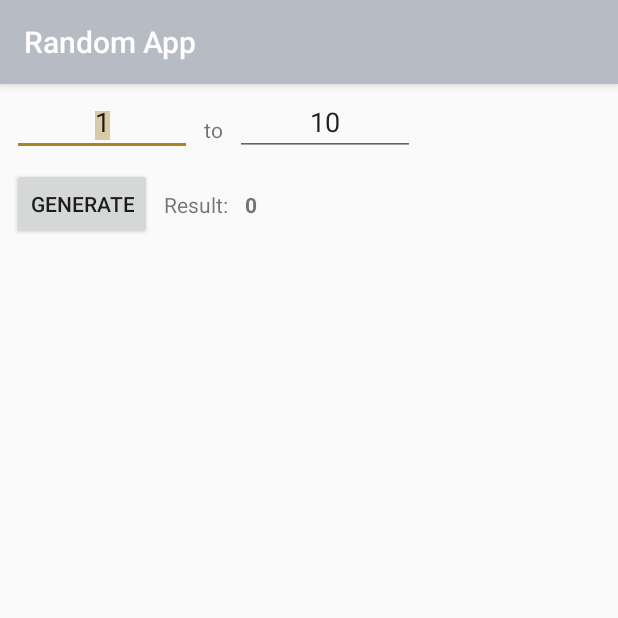
After one commit to armlesswunder/random_app_android, an Android app: the RangeActivity screen opened directly, with no data from a screen before it, on a phone screen of 412 x 824 dp, the top half of it. The commit adds this screen. Run offline under Robolectric (Android 15) with nearby library versions, the phone set to English and light mode, and no system bars.

Commit message:
random in range

```diff
--- a/app/src/main/java/com/abw/random_app/MainActivity.kt
+++ b/app/src/main/java/com/abw/random_app/MainActivity.kt
@@ -160,6 +160,11 @@ class MainActivity : AppCompatActivity() {
             }
             R.id.toss -> {
                 val intent = Intent(this, CoinToss::class.java)
+                startActivityForResult(intent, 1)
+                true
+            }
+            R.id.range -> {
+                val intent = Intent(this, RangeActivity::class.java)
                 startActivityForResult(intent, 1)
                 true
             }
--- /dev/null
+++ b/app/src/main/java/com/abw/random_app/RangeActivity.kt
@@ -0,0 +1,33 @@
+package com.abw.random_app
+
+import android.os.Bundle
+import android.view.View
+import android.view.inputmethod.EditorInfo
+import android.view.inputmethod.InputMethodManager
+import android.widget.Toast
+import androidx.appcompat.app.AppCompatActivity
+import kotlinx.android.synthetic.main.activity_range.*
+import java.util.*
+
+class RangeActivity : AppCompatActivity() {
+    override fun onCreate(savedInstanceState: Bundle?) {
+        super.onCreate(savedInstanceState)
+        setContentView(R.layout.activity_range)
+
+        txtMax.setOnEditorActionListener { view, actionId, _ ->
+            if (actionId == EditorInfo.IME_ACTION_DONE) {
+                btnGeneratePressed(view)
+            }
+            return@setOnEditorActionListener false
+        }
+    }
+
+    fun btnGeneratePressed(view: View) {
+        val min = Integer.parseInt(txtMin.text.toString())
+        val max = Integer.parseInt(txtMax.text.toString())
+        val random = Random()
+        val randVal: Int = random.nextInt((max + 1) - min) + min
+
+        valueResult.text = randVal.toString()
+    }
+}
--- /dev/null
+++ b/app/src/main/res/layout/activity_range.xml
@@ -0,0 +1,78 @@
+<?xml version="1.0" encoding="utf-8"?>
+<androidx.constraintlayout.widget.ConstraintLayout
+    xmlns:android="http://schemas.android.com/apk/res/android"
+    xmlns:app="http://schemas.android.com/apk/res-auto"
+    xmlns:tools="http://schemas.android.com/tools"
+    android:layout_width="match_parent"
+    android:layout_height="match_parent"
+    tools:context=".RangeActivity">
+
+    <EditText
+        android:id="@+id/txtMin"
+        android:layout_width="120dp"
+        android:layout_height="40dp"
+        android:layout_margin="8dp"
+        android:text="1"
+        android:selectAllOnFocus="true"
+        android:gravity="center"
+        android:inputType="number"
+        android:imeOptions="actionNext"
+        app:layout_constraintTop_toTopOf="parent"
+        app:layout_constraintStart_toStartOf="parent"/>
+
+    <TextView
+        android:id="@+id/lblTo"
+        android:text="to"
+        android:layout_width="wrap_content"
+        android:layout_height="wrap_content"
+        android:layout_margin="8dp"
+        android:textSize="14sp"
+        app:layout_constraintStart_toEndOf="@id/txtMin"
+        app:layout_constraintBottom_toBottomOf="@id/txtMin"/>
+
+    <EditText
+        android:id="@+id/txtMax"
+        android:layout_width="120dp"
+        android:layout_height="40dp"
+        android:layout_margin="8dp"
+        android:text="10"
+        android:selectAllOnFocus="true"
+        android:gravity="center"
+        android:inputType="number"
+        android:imeOptions="actionDone"
+        app:layout_constraintStart_toEndOf="@+id/lblTo"
+        app:layout_constraintTop_toTopOf="parent" />
+
+    <Button
+            android:id="@+id/btnGenerate"
+            android:layout_width="wrap_content"
+            android:layout_height="wrap_content"
+            android:layout_margin="8dp"
+            android:onClick="btnGeneratePressed"
+            android:text="Generate"
+            app:layout_constraintStart_toStartOf="parent"
+            app:layout_constraintTop_toBottomOf="@+id/txtMin" />
+
+    <TextView
+        android:id="@+id/lblResult"
+        android:layout_width="wrap_content"
+        android:layout_height="wrap_content"
+        android:layout_marginStart="8dp"
+        android:text="Result: "
+        android:layout_margin="8dp"
+        app:layout_constraintBottom_toBottomOf="@+id/btnGenerate"
+        app:layout_constraintStart_toEndOf="@+id/btnGenerate"
+        app:layout_constraintTop_toTopOf="@+id/btnGenerate" />
+
+    <TextView
+        android:id="@+id/valueResult"
+        android:layout_width="wrap_content"
+        android:layout_height="wrap_content"
+        android:layout_margin="8dp"
+        android:text="0"
+        android:textStyle="bold"
+        app:layout_constraintBottom_toBottomOf="@+id/btnGenerate"
+        app:layout_constraintStart_toEndOf="@+id/lblResult"
+        app:layout_constraintTop_toTopOf="@+id/btnGenerate" />
+
+</androidx.constraintlayout.widget.ConstraintLayout>
--- a/app/src/main/res/menu/menu_main.xml
+++ b/app/src/main/res/menu/menu_main.xml
@@ -27,4 +27,8 @@
           app:showAsAction="never"
           android:title="Coin Toss"
           android:orderInCategory="97"/>
+    <item android:id="@+id/range"
+            app:showAsAction="never"
+            android:title="Random in Range"
+            android:orderInCategory="96"/>
 </menu>
```
Also changed, not shown: app/src/main/AndroidManifest.xml (+17 -7 lines).
